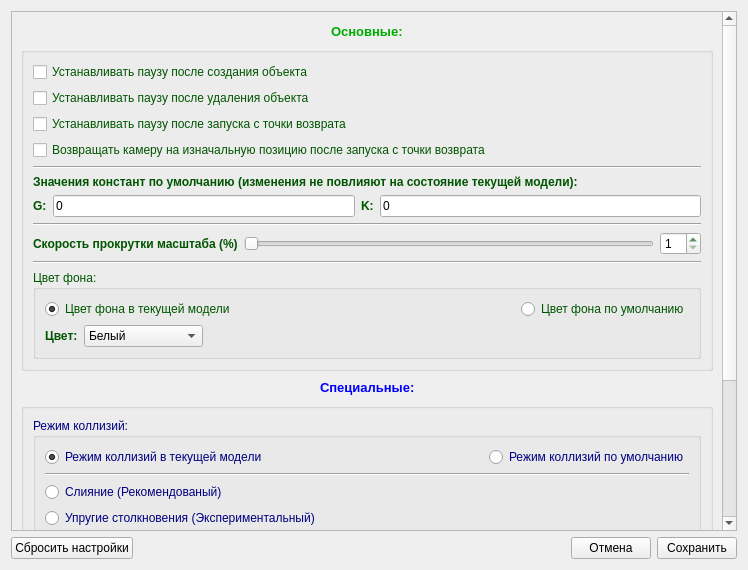
Above: settingswidget.ui from GRUB666/SPS---Simple-Physical-Simulator before the change. Below: the same form after it.
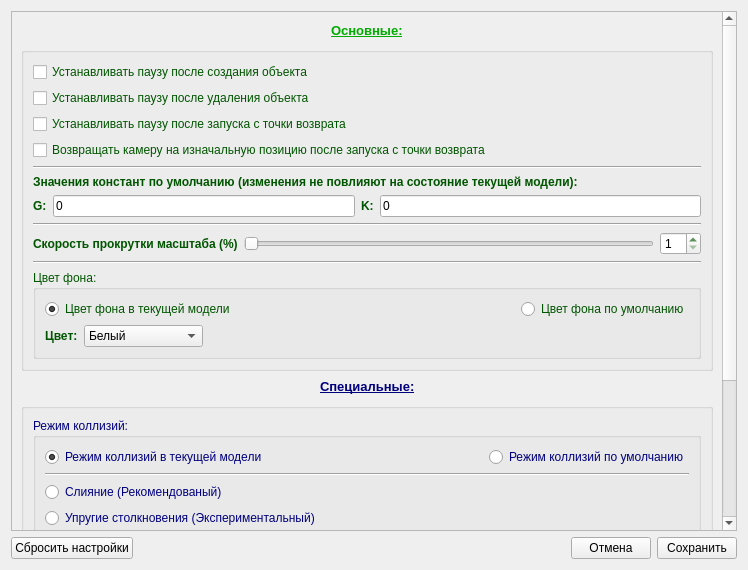
That is the form after the change.

```diff
--- a/settingswidget.ui
+++ b/settingswidget.ui
@@ -31,7 +31,7 @@
         <property name="geometry">
          <rect>
           <x>0</x>
-          <y>-296</y>
+          <y>0</y>
           <width>712</width>
           <height>815</height>
          </rect>
@@ -99,7 +99,7 @@
               </font>
              </property>
              <property name="text">
-              <string>Основные:</string>
+              <string>&lt;html&gt;&lt;head/&gt;&lt;body&gt;&lt;p&gt;&lt;a href=&quot;ed&quot;&gt;&lt;span style=&quot; text-decoration: underline; color:#00aa00;&quot;&gt;Основные:&lt;/span&gt;&lt;/a&gt;&lt;/p&gt;&lt;/body&gt;&lt;/html&gt;</string>
              </property>
             </widget>
            </item>
@@ -560,7 +560,7 @@
               </font>
              </property>
              <property name="text">
-              <string>Специальные:</string>
+              <string>&lt;html&gt;&lt;head/&gt;&lt;body&gt;&lt;p&gt;&lt;a href=&quot;eff&quot;&gt;&lt;span style=&quot; text-decoration: underline; color:#00007f;&quot;&gt;Специальные:&lt;/span&gt;&lt;/a&gt;&lt;/p&gt;&lt;/body&gt;&lt;/html&gt;</string>
              </property>
             </widget>
            </item>
```
